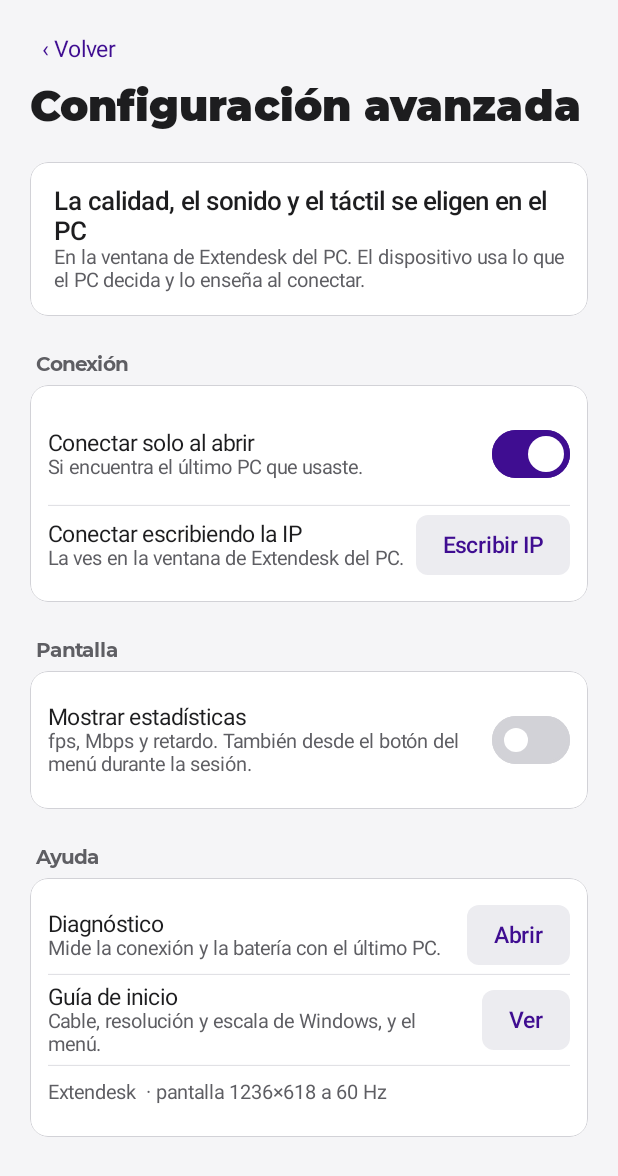
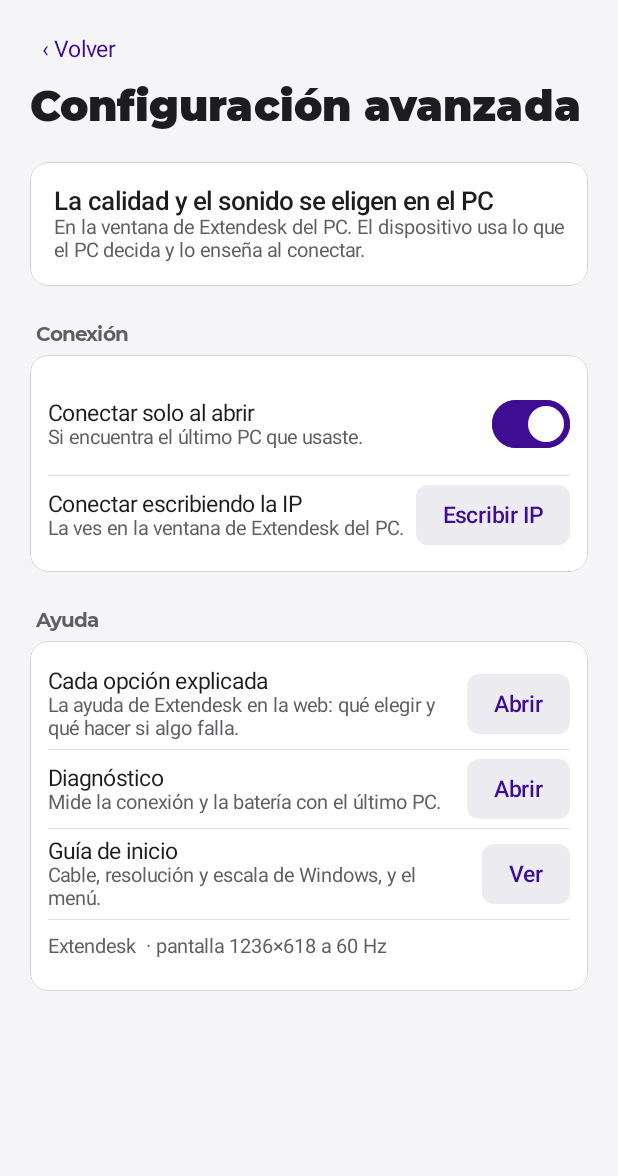
Before and after one commit to sabahrahal/Deslink, an Android app built with Jetpack Compose: the screen it shows after launch (MainActivity), after a tap on "Configuración avanzada", on a phone screen of 412 x 824 dp. Shown: the top 1176 px of the screen. Run offline under Robolectric (Android 15) with nearby library versions, the phone set to English and light mode, and no system bars; network calls fail; pictures from the network do not load; 1 other tap on this screen came first.

Commit message:
App del dispositivo: un solo «Cable USB» y menos ajustes
- La tarjeta del PC ya no ofrece elegir entre cable y Wi-Fi: conecta sola por el cable si lo hay (por
  anclaje o por depuración USB, que para el usuario es lo mismo).
- Enchufada sin cable: un solo paso, «Activa la conexión por cable» con el botón a «Anclaje USB»; la
  depuración USB queda como consejo opcional y plegado. Se quita la tarjeta «¿Necesitas más velocidad?».
- «Mostrar estadísticas» sale de los ajustes: queda en el menú ☰ y se recuerda.
- Configuración avanzada > Ayuda abre la ayuda de la web; la guía de inicio lo menciona.

Co-Authored-By: Claude Opus 5.5 (1M context) <noreply@anthropic.com>
Claude-Session: https://claude.ai/code/session_01XuKg8wGJpDefS1Zm1wRq4u

```diff
--- a/android/app/src/main/kotlin/app/extendesk/MainActivity.kt
+++ b/android/app/src/main/kotlin/app/extendesk/MainActivity.kt
@@ -50,7 +50,7 @@ class MainActivity : ComponentActivity() {
         super.onCreate(savedInstanceState)
         store = SettingsStore(this)
         settings = store.load()
-        home = home.copy(lastHost = store.lastHost, lastHostName = store.lastHostName, usbTipDismissed = store.usbTipDismissed)
+        home = home.copy(lastHost = store.lastHost, lastHostName = store.lastHostName)
         val display = Device.display(this)
         val version = try {
             packageManager.getPackageInfo(packageName, 0).versionName ?: ""
@@ -106,7 +106,6 @@ class MainActivity : ComponentActivity() {
                             networks = withContext(Dispatchers.IO) { Discovery.describeNetworks() },
                             usbDebug = UsbDebug.read(this@MainActivity),
                             cableExpected = UsbDebug.cableExpected(this@MainActivity),
-                            debugOff = !UsbDebug.debuggingOn(this@MainActivity),
                         )
                         // Por el cable: el anclaje USB si está activo (sin los picos del túnel de adb), si no adb.
                         val cable = hosts.firstOrNull { HostGroups.isTether(it) && hosts.any { c -> c.isCable } }
@@ -171,6 +170,7 @@ class MainActivity : ComponentActivity() {
                                         showSettings = false
                                         showGuide = true
                                     },
+                                    onOpenHelp = { openHelp() },
                                 )
                             } else {
                                 HomeScreen(
@@ -194,10 +194,6 @@ class MainActivity : ComponentActivity() {
                                     },
                                     onOpenUsbDebug = { openUsbDebugSettings(home.usbDebug) },
                                     onOpenTether = { openTetherSettings() },
-                                    onDismissUsbTip = {
-                                        store.usbTipDismissed = true
-                                        home = home.copy(usbTipDismissed = true)
-                                    },
                                 )
                             }
                         }
@@ -248,8 +244,9 @@ class MainActivity : ComponentActivity() {
     }
 
     companion object {
-        /** Lo manda el PC (adb shell am start -a …) al ver la tablet enchufada, si el usuario lo activó. */
+        /** Lo manda el PC (adb shell am start -a …) al ver la tablet enchufada, con la depuración USB aceptada. */
         const val ACTION_USB_ATTACHED = "app.extendesk.action.USB_ATTACHED"
+        const val HELP_URL = "https://extendesk.app/ayuda"
     }
 
     private fun openUsbDebugSettings(hint: UsbDebugHint) {
@@ -274,6 +271,15 @@ class MainActivity : ComponentActivity() {
         }
     }
 
+    /** La ayuda de la web (cada opción explicada); la misma que abren los «?» de la ventana del PC. */
+    private fun openHelp() {
+        try {
+            startActivity(Intent(Intent.ACTION_VIEW, android.net.Uri.parse(HELP_URL)))
+        } catch (_: Exception) {
+            Toast.makeText(this, "Abre $HELP_URL en el navegador", Toast.LENGTH_LONG).show()
+        }
+    }
+
     private fun openDiagnostics() {
         val host = store.lastHost
         if (host == null) {
--- a/android/app/src/main/kotlin/app/extendesk/Settings.kt
+++ b/android/app/src/main/kotlin/app/extendesk/Settings.kt
@@ -94,17 +94,11 @@ class SettingsStore(context: Context) {
         get() = prefs.getBoolean(K_ONBOARDING, lastHost != null)
         set(v) = prefs.edit().putBoolean(K_ONBOARDING, v).apply()
 
-    /** El usuario cerró el aviso «¿Necesitas más velocidad por USB?». */
-    var usbTipDismissed: Boolean
-        get() = prefs.getBoolean(K_USB_TIP, false)
-        set(v) = prefs.edit().putBoolean(K_USB_TIP, v).apply()
-
     private companion object {
         const val K_HOST = "host" // la misma clave que usaban las versiones anteriores
         const val K_HOST_NAME = "host_name"
         const val K_STATS = "show_stats"
         const val K_AUTO = "auto_connect"
         const val K_ONBOARDING = "onboarding_done"
-        const val K_USB_TIP = "usb_tip_dismissed"
     }
 }
--- a/android/app/src/main/kotlin/app/extendesk/StreamActivity.kt
+++ b/android/app/src/main/kotlin/app/extendesk/StreamActivity.kt
@@ -354,10 +354,13 @@ class StreamActivity : ComponentActivity(), SurfaceHolder.Callback, StreamSessio
         menuButton.visibility = if (phase == StreamSession.Phase.STREAMING && !menuOpen) View.VISIBLE else View.GONE
     }
 
+    /** Solo desde el menú ☰: se recuerda para la próxima sesión (ya no está en Configuración avanzada). */
     private fun toggleStats() {
         statsVisible = !statsVisible
         statsShown = statsVisible
         statsView.visibility = if (statsVisible) View.VISIBLE else View.GONE
+        settings = settings.copy(showStats = statsVisible)
+        SettingsStore(this).save(settings)
     }
 
     /** Lo que decidió el PC: calidad, sonido, táctil y si va reducida. */
--- a/android/app/src/main/kotlin/app/extendesk/StreamSession.kt
+++ b/android/app/src/main/kotlin/app/extendesk/StreamSession.kt
@@ -287,7 +287,7 @@ class StreamSession(
             listener.onStreamInfo(info)
             setPhase(Phase.STREAMING)
         } catch (e: Exception) {
-            setPhase(Phase.FAILED, "Este dispositivo no pudo abrir el vídeo (${e.message}). Prueba el códec H.264 en la Configuración avanzada del PC.")
+            setPhase(Phase.FAILED, "Este dispositivo no pudo abrir el vídeo (${e.message}). Reinícialo y vuelve a intentarlo.")
         }
     }
 
--- a/android/app/src/main/kotlin/app/extendesk/ui/OnboardingScreen.kt
+++ b/android/app/src/main/kotlin/app/extendesk/ui/OnboardingScreen.kt
@@ -53,7 +53,7 @@ object Onboarding {
             "Ejecuta Extendesk-Setup.exe en el PC. Instala también la pantalla extra, que es lo que permite usar el dispositivo como un monitor más.",
             listOf(
                 "Abre Extendesk en el PC y pulsa Iniciar.",
-                "La calidad, el sonido y el táctil se eligen en la ventana del PC.",
+                "La calidad y el sonido se eligen en la ventana del PC. Lo demás es automático.",
             ),
         ),
         OnboardingPage(
@@ -62,8 +62,8 @@ object Onboarding {
             "Lo más fácil es el Wi-Fi: con el PC y el dispositivo en la misma red no hay que configurar nada. Abre Extendesk en los dos y pulsa Conectar.",
             listOf(
                 "Wi-Fi: la misma red en el PC y en el dispositivo.",
-                "Cable, sin complicaciones: enchufa el dispositivo y activa «Anclaje USB» en sus ajustes.",
-                "Cable, más fluido (opcional): activa la depuración USB una sola vez (Información del dispositivo, toca 7 veces «Número de compilación», y en «Opciones de desarrollador» activa «Depuración USB»).",
+                "Cable, la conexión más estable: enchufa el dispositivo y activa «Anclaje USB» en sus ajustes.",
+                "Opcional: con la depuración USB el cable conecta solo al enchufarlo, sin repetir ese paso (Información del dispositivo, toca 7 veces «Número de compilación», y en «Opciones de desarrollador» activa «Depuración USB»).",
             ),
         ),
         OnboardingPage(
@@ -79,7 +79,11 @@ object Onboarding {
             "sesion",
             "Durante la sesión",
             "El botón azul ☰ de la esquina abre el menú: estadísticas y desconectar.",
-            listOf("Si te tapa algo, arrástralo a otro sitio y se queda ahí."),
+            listOf(
+                "Si te tapa algo, arrástralo a otro sitio y se queda ahí.",
+                "Al desconectar, la pantalla extra desaparece sola del PC.",
+                "¿Dudas? Cada opción está explicada en Configuración avanzada > Ayuda.",
+            ),
         ),
     )
 }
--- a/android/app/src/main/kotlin/app/extendesk/ui/SettingsScreen.kt
+++ b/android/app/src/main/kotlin/app/extendesk/ui/SettingsScreen.kt
@@ -43,6 +43,7 @@ fun SettingsScreen(
     onOpenDiagnostics: () -> Unit,
     onBack: () -> Unit,
     onOpenGuide: () -> Unit = {},
+    onOpenHelp: () -> Unit = {},
 ) {
     var manual by remember { mutableStateOf(false) }
     Box(Modifier.fillMaxSize(), contentAlignment = Alignment.TopCenter) {
@@ -60,7 +61,7 @@ fun SettingsScreen(
 
             DlCard {
                 Column {
-                    Text("La calidad, el sonido y el táctil se eligen en el PC", style = DlText.Headline)
+                    Text("La calidad y el sonido se eligen en el PC", style = DlText.Headline)
                     Text(
                         "En la ventana de Extendesk del PC. El dispositivo usa lo que el PC decida y lo enseña al conectar.",
                         style = DlText.Note,
@@ -88,19 +89,18 @@ fun SettingsScreen(
             }
             VSpace(24.dp)
 
-            SectionHeader("Pantalla")
-            DlCard(padding = 12.dp) {
-                Column {
-                    SwitchRow("Mostrar estadísticas", "fps, Mbps y retardo. También desde el botón del menú durante la sesión.", settings.showStats) {
-                        onChange(settings.copy(showStats = it))
-                    }
-                }
-            }
-            VSpace(24.dp)
-
             SectionHeader("Ayuda")
             DlCard(padding = 12.dp) {
                 Column {
+                    Row(Modifier.padding(vertical = 6.dp), verticalAlignment = Alignment.CenterVertically) {
+                        Column(Modifier.weight(1f)) {
+                            Text("Cada opción explicada", style = DlText.Body)
+                            Text("La ayuda de Extendesk en la web: qué elegir y qué hacer si algo falla.", style = DlText.Note, color = palette.textSecondary)
+                        }
+                        Spacer(Modifier.width(12.dp))
+                        SecondaryButton("Abrir", onOpenHelp)
+                    }
+                    RowDivider()
                     Row(Modifier.padding(vertical = 6.dp), verticalAlignment = Alignment.CenterVertically) {
                         Column(Modifier.weight(1f)) {
                             Text("Diagnóstico", style = DlText.Body)
```
Also changed, not shown: android/app/src/main/kotlin/app/extendesk/HostGroups.kt (+6 -9 lines), android/app/src/main/kotlin/app/extendesk/ui/HomeScreen.kt (+27 -87 lines), 2 other files.
